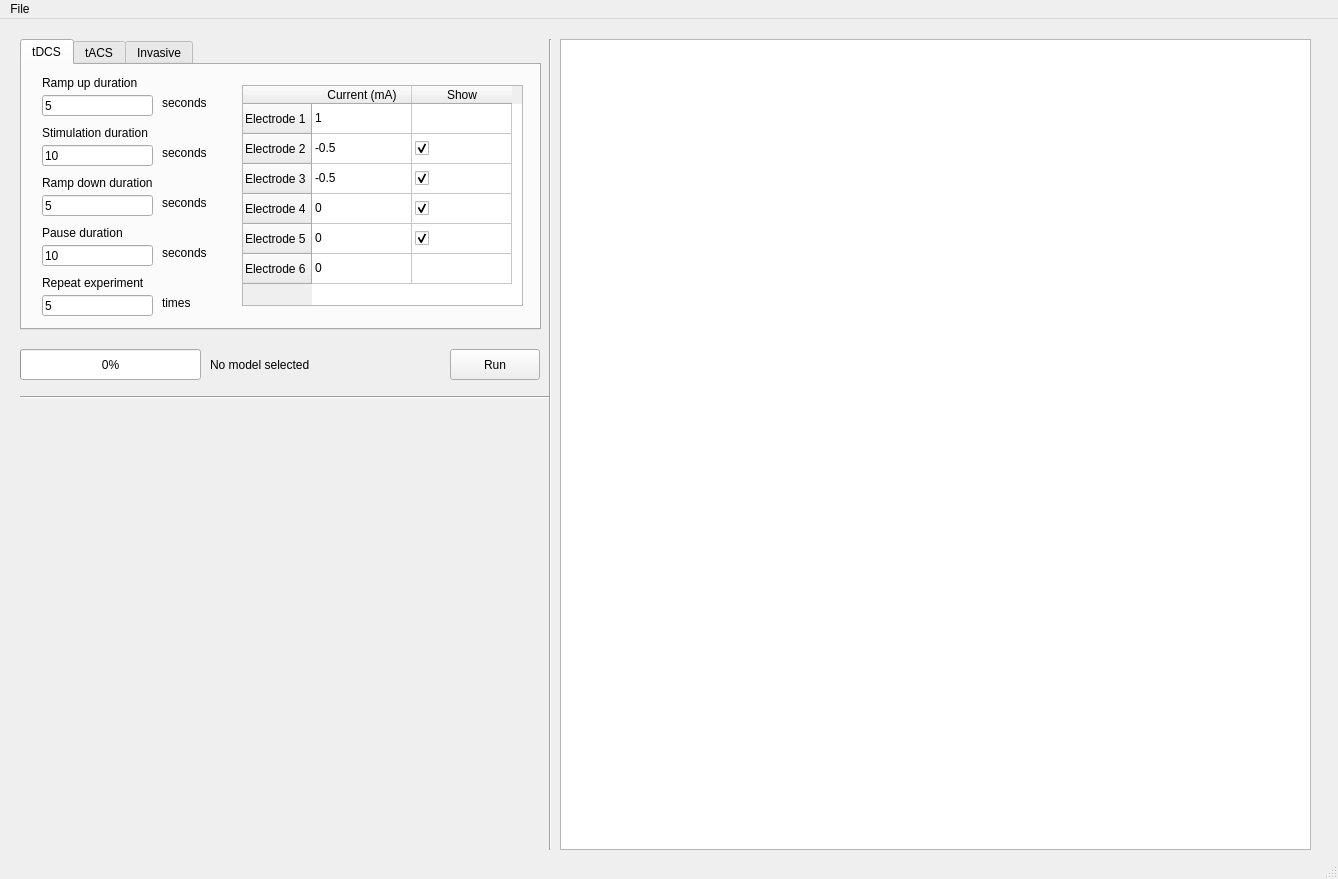
The window that test.ui (leroydriessen/Thesis) describes before a commit, drawn with Qt 5.
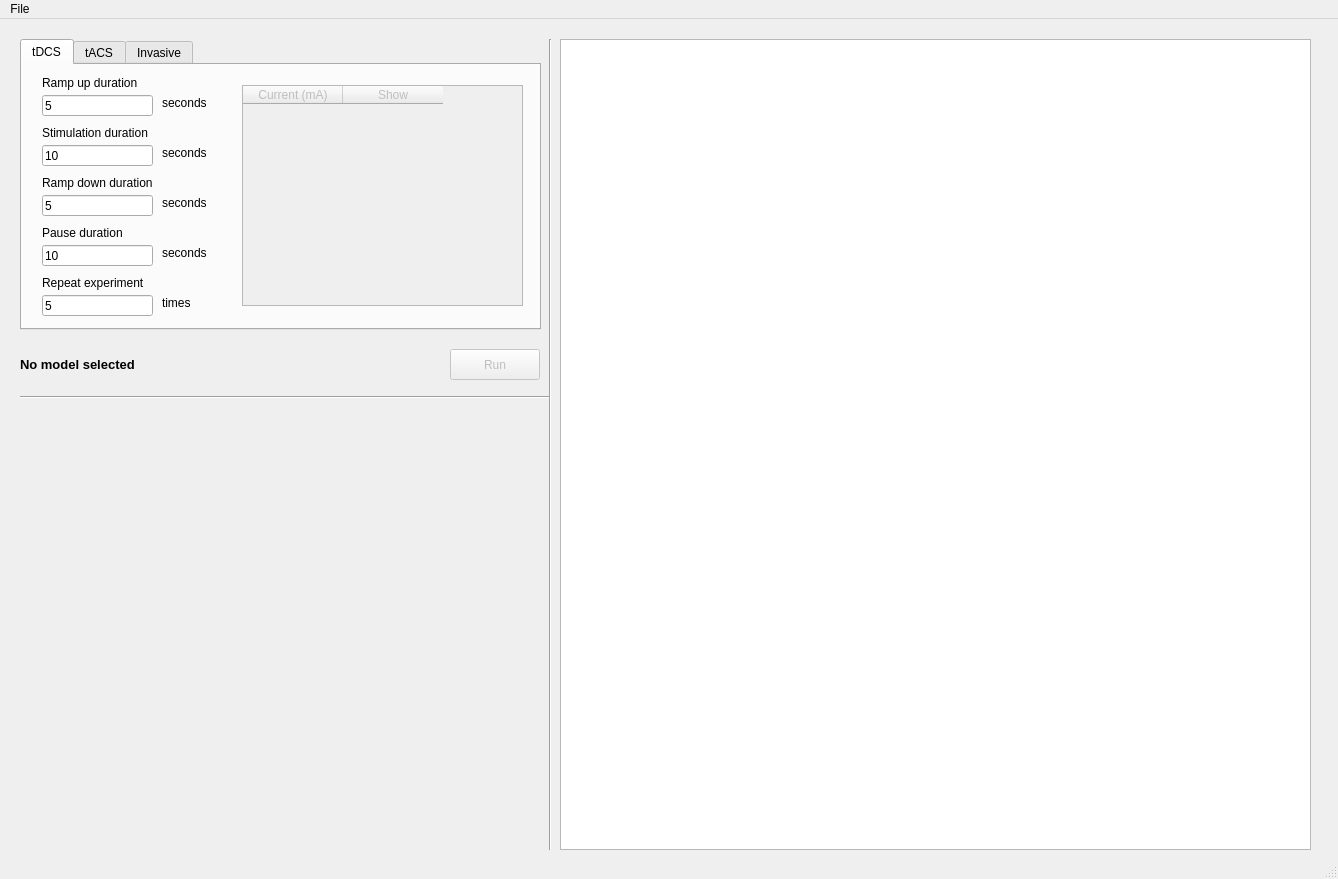
The same window after the commit. Custom widgets are drawn as their Qt base class.

Diff of the .ui file:
```diff
--- a/test.ui
+++ b/test.ui
@@ -18,6 +18,9 @@
   </property>
   <widget class="QWidget" name="centralwidget">
    <widget class="QPushButton" name="pushButton">
+    <property name="enabled">
+     <bool>false</bool>
+    </property>
     <property name="geometry">
      <rect>
       <x>450</x>
@@ -164,6 +167,9 @@
       </property>
      </widget>
      <widget class="QTableWidget" name="electrodeTable">
+      <property name="enabled">
+       <bool>false</bool>
+      </property>
       <property name="geometry">
        <rect>
         <x>220</x>
@@ -172,36 +178,6 @@
         <height>221</height>
        </rect>
       </property>
-      <row>
-       <property name="text">
-        <string>Electrode 1</string>
-       </property>
-      </row>
-      <row>
-       <property name="text">
-        <string>Electrode 2</string>
-       </property>
-      </row>
-      <row>
-       <property name="text">
-        <string>Electrode 3</string>
-       </property>
-      </row>
-      <row>
-       <property name="text">
-        <string>Electrode 4</string>
-       </property>
-      </row>
-      <row>
-       <property name="text">
-        <string>Electrode 5</string>
-       </property>
-      </row>
-      <row>
-       <property name="text">
-        <string>Electrode 6</string>
-       </property>
-      </row>
       <column>
        <property name="text">
         <string>Current (mA)</string>
@@ -212,96 +188,6 @@
         <string>Show</string>
        </property>
       </column>
-      <item row="0" column="0">
-       <property name="text">
-        <string>1</string>
-       </property>
-      </item>
-      <item row="0" column="1">
-       <property name="text">
-        <string/>
-       </property>
-       <property name="textAlignment">
-        <set>AlignCenter</set>
-       </property>
-       <property name="checkState">
-        <enum>Unchecked</enum>
-       </property>
-       <property name="flags">
-        <set>ItemIsUserCheckable|ItemIsEnabled</set>
-       </property>
-      </item>
-      <item row="1" column="0">
-       <property name="text">
-        <string>-0.5</string>
-       </property>
-      </item>
-      <item row="1" column="1">
-       <property name="text">
-        <string/>
-       </property>
-       <property name="checkState">
-        <enum>Checked</enum>
-       </property>
-       <property name="flags">
-        <set>ItemIsUserCheckable|ItemIsEnabled</set>
-       </property>
-      </item>
-      <item row="2" column="0">
-       <property name="text">
-        <string>-0.5</string>
-       </property>
-      </item>
-      <item row="2" column="1">
-       <property name="text">
-        <string/>
-       </property>
-       <property name="checkState">
-        <enum>Checked</enum>
-       </property>
-       <property name="flags">
-        <set>ItemIsUserCheckable|ItemIsEnabled</set>
-       </property>
-      </item>
-      <item row="3" column="0">
-       <property name="text">
-        <string>0</string>
-       </property>
-      </item>
-      <item row="3" column="1">
-       <property name="text">
-        <string/>
-       </property>
-       <property name="checkState">
-        <enum>Checked</enum>
-       </property>
-      </item>
-      <item row="4" column="0">
-       <property name="text">
-        <string>0</string>
-       </property>
-      </item>
-      <item row="4" column="1">
-       <property name="text">
-        <string/>
-       </property>
-       <property name="checkState">
-        <enum>Checked</enum>
-       </property>
-      </item>
-      <item row="5" column="0">
-       <property name="text">
-        <string>0</string>
-       </property>
-      </item>
-      <item row="5" column="1">
-       <property name="text">
-        <string/>
-       </property>
-       <property name="checkState">
-        <enum>Unchecked</enum>
-       </property>
-      </item>
      </widget>
      <widget class="QLabel" name="label_6">
       <property name="geometry">
@@ -393,27 +279,27 @@
      </attribute>
     </widget>
    </widget>
-   <widget class="QProgressBar" name="progressBar">
+   <widget class="QLabel" name="info">
     <property name="geometry">
      <rect>
       <x>20</x>
       <y>330</y>
-      <width>181</width>
+      <width>421</width>
       <height>31</height>
      </rect>
     </property>
-    <property name="value">
-     <number>0</number>
+    <property name="sizePolicy">
+     <sizepolicy hsizetype="Preferred" vsizetype="Ignored">
+      <horstretch>0</horstretch>
+      <verstretch>0</verstretch>
+     </sizepolicy>
     </property>
-   </widget>
-   <widget class="QLabel" name="modelSelection">
-    <property name="geometry">
-     <rect>
-      <x>210</x>
-      <y>330</y>
-      <width>231</width>
-      <height>31</height>
-     </rect>
+    <property name="font">
+     <font>
+      <pointsize>10</pointsize>
+      <weight>75</weight>
+      <bold>true</bold>
+     </font>
     </property>
     <property name="text">
      <string>No model selected</string>
@@ -421,6 +307,9 @@
     <property name="alignment">
      <set>Qt::AlignLeading|Qt::AlignLeft|Qt::AlignVCenter</set>
     </property>
+    <property name="wordWrap">
+     <bool>true</bool>
+    </property>
    </widget>
    <widget class="Line" name="line">
     <property name="geometry">
```
Left out of the diff: 25 changed lines with no effect on the pictures.
